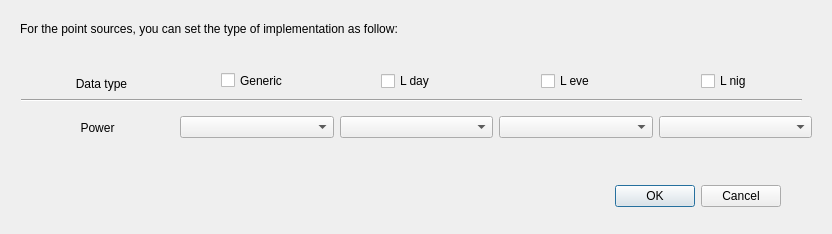
Above: tools/ui_SourceDetailsPts.ui from Arpapiemonte/openoise-map before the change. Below: the same form after it.
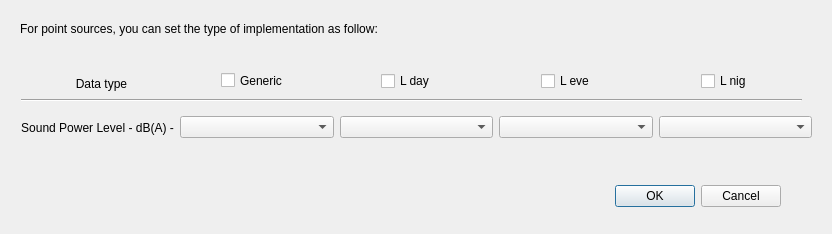
That is the form after the change. Custom widgets are drawn as their Qt base class.

The edit to the form file:
```diff
--- a/tools/ui_SourceDetailsPts.ui
+++ b/tools/ui_SourceDetailsPts.ui
@@ -86,7 +86,7 @@
        </size>
       </property>
       <property name="text">
-       <string>Power</string>
+       <string>Sound Power Level - dB(A) -</string>
       </property>
       <property name="alignment">
        <set>Qt::AlignCenter</set>
@@ -165,7 +165,7 @@
     </rect>
    </property>
    <property name="text">
-    <string>For the point sources, you can set the type of implementation as follow:</string>
+    <string>For point sources, you can set the type of implementation as follow:</string>
    </property>
   </widget>
   <widget class="QCheckBox" name="POWER_P_L_nig_checkBox">
```
Left out of the diff: 4 changed lines with no effect on the pictures.
